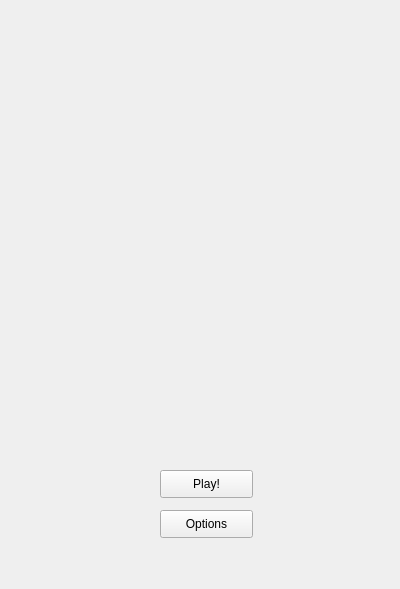
First picture: the form in flappyapp.ui, repository daixu35/FlappyBird, before the edit.
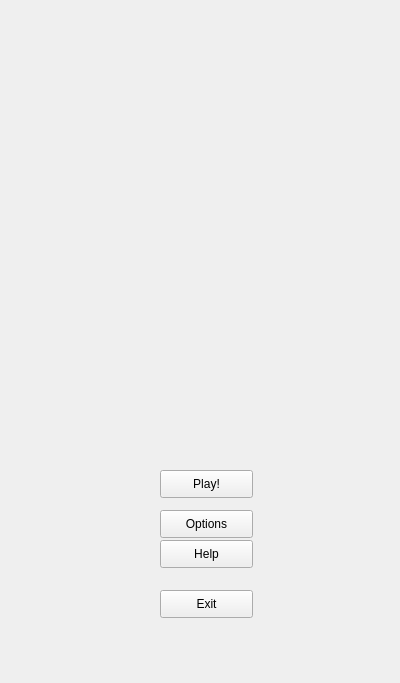
Second picture: the form after the edit.

The edit to the form file:
```diff
--- a/flappyapp.ui
+++ b/flappyapp.ui
@@ -7,7 +7,7 @@
     <x>0</x>
     <y>0</y>
     <width>400</width>
-    <height>589</height>
+    <height>683</height>
    </rect>
   </property>
   <property name="windowTitle">
@@ -39,6 +39,32 @@
     <string>Options</string>
    </property>
   </widget>
+  <widget class="QPushButton" name="HelpBtn">
+   <property name="geometry">
+    <rect>
+     <x>160</x>
+     <y>540</y>
+     <width>93</width>
+     <height>28</height>
+    </rect>
+   </property>
+   <property name="text">
+    <string>Help</string>
+   </property>
+  </widget>
+  <widget class="QPushButton" name="exitBtn">
+   <property name="geometry">
+    <rect>
+     <x>160</x>
+     <y>590</y>
+     <width>93</width>
+     <height>28</height>
+    </rect>
+   </property>
+   <property name="text">
+    <string>Exit</string>
+   </property>
+  </widget>
  </widget>
  <layoutdefault spacing="6" margin="11"/>
  <resources/>
```
